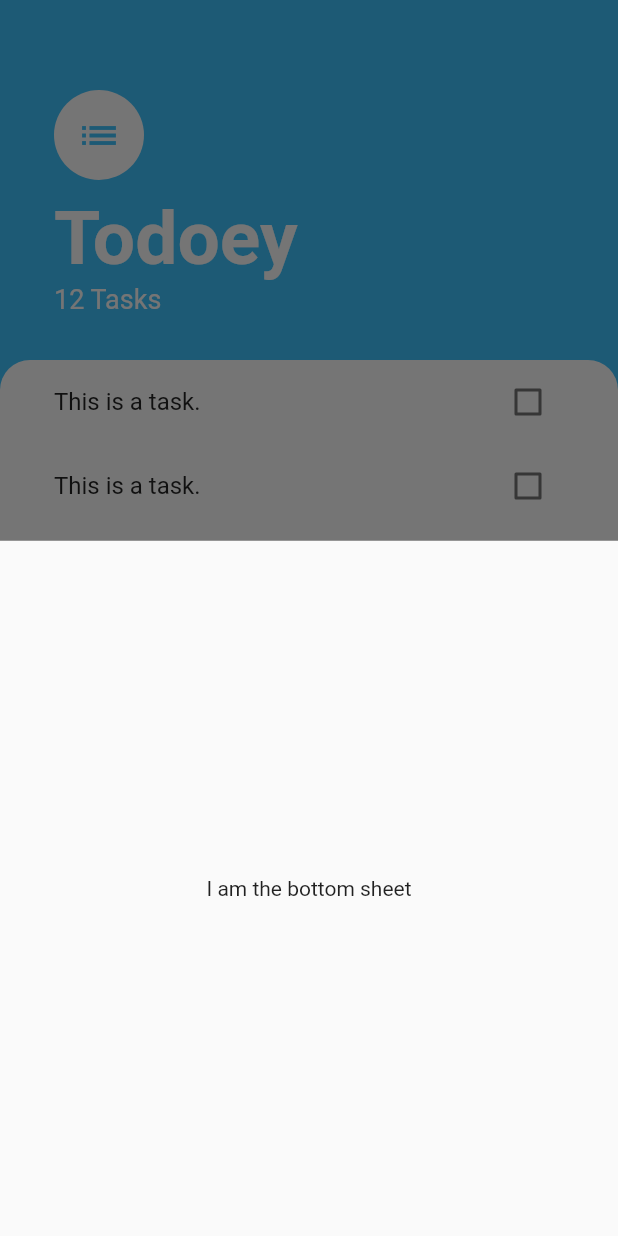
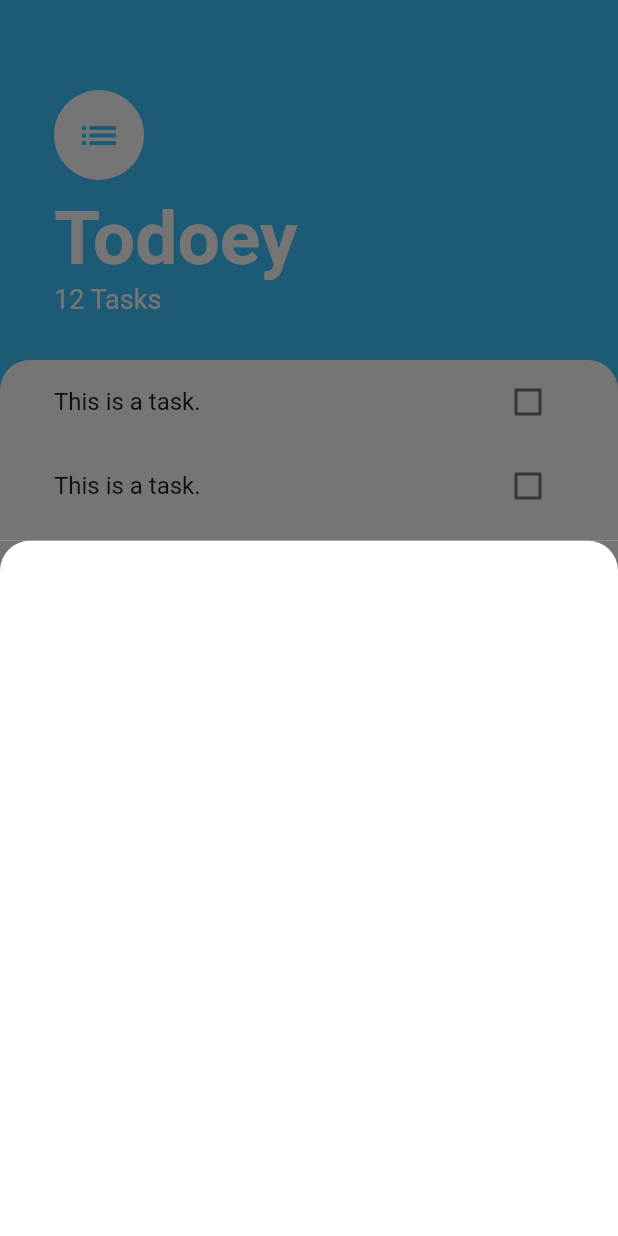
Before and after one commit to timliuGH/my-todoey-flutter, a Flutter app: the screen it shows after launch, after a tap on the "add" icon, on a phone screen of 412 x 824 dp. Run offline on Flutter 3.47's test engine with Material 2 defaults, Android fonts, the phone set to English and light mode, and no system bars.

Commit message:
Add curves to top corners of bottom sheet

```diff
--- /dev/null
+++ b/lib/screens/add_task_screen.dart
@@ -0,0 +1,19 @@
+import 'package:flutter/material.dart';
+
+class AddTaskScreen extends StatelessWidget {
+  @override
+  Widget build(BuildContext context) {
+    return Container(
+      color: Color(0xff757575),
+      child: Container(
+        decoration: BoxDecoration(
+          color: Colors.white,
+          borderRadius: BorderRadius.only(
+            topLeft: Radius.circular(20.0),
+            topRight: Radius.circular(20.0),
+          ),
+        ),
+      ),
+    );
+  }
+}
--- a/lib/screens/tasks_screen.dart
+++ b/lib/screens/tasks_screen.dart
@@ -1,5 +1,6 @@
 import 'package:flutter/material.dart';
 import 'package:todoeyflutter/widgets/tasks_list.dart';
+import 'package:todoeyflutter/screens/add_task_screen.dart';
 
 class TasksScreen extends StatelessWidget {
   @override
@@ -11,11 +12,7 @@ class TasksScreen extends StatelessWidget {
           // Slide up input for new task
           showModalBottomSheet(
             context: context,
-            builder: (context) => Container(
-              child: Center(
-                child: Text('I am the bottom sheet'),
-              ),
-            ),
+            builder: (context) => AddTaskScreen(),
           );
         },
         backgroundColor: Colors.lightBlueAccent,
```
